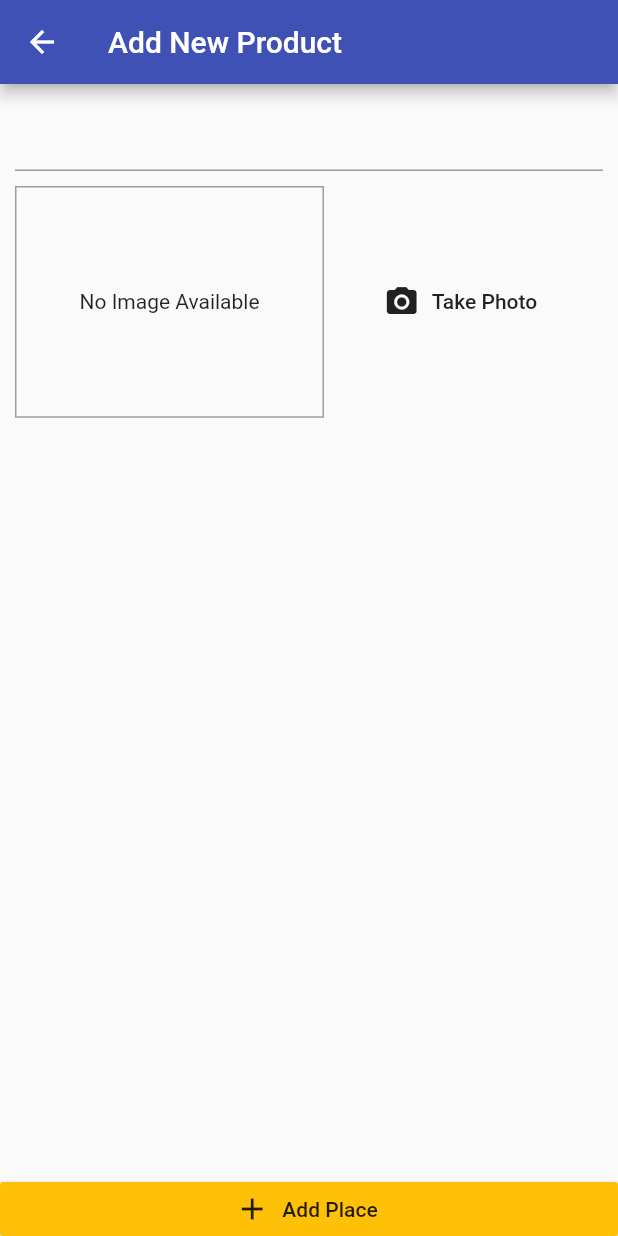
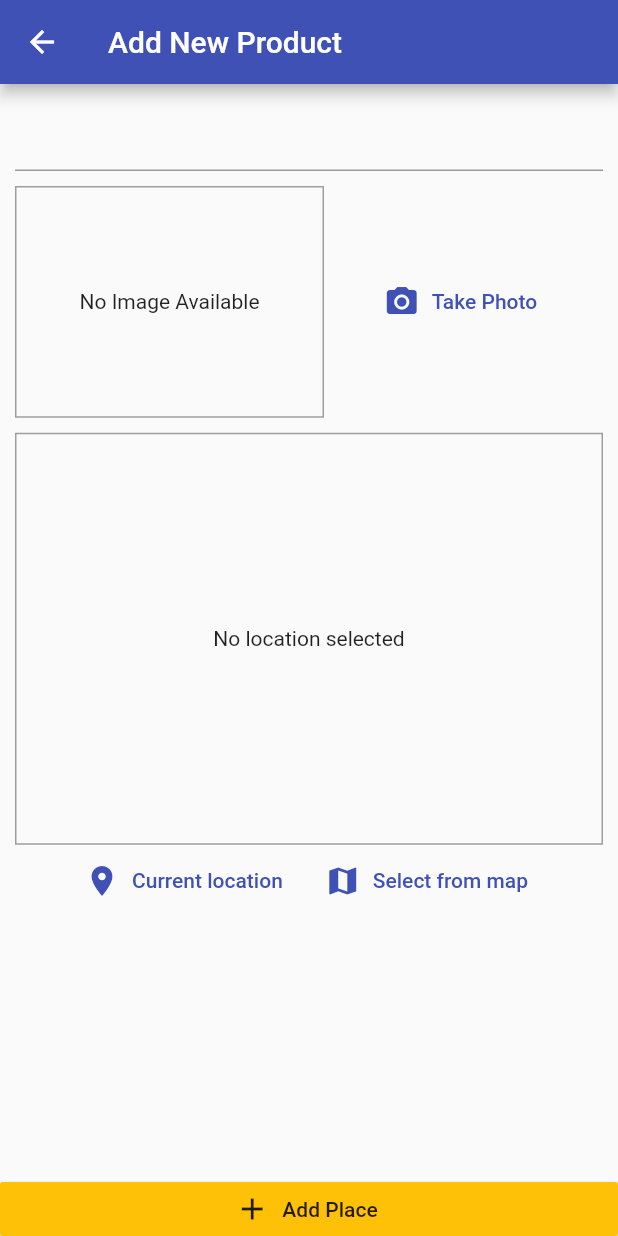
Before and after one commit to daninikkhah/great_places_app, a Flutter app: the AddPlaceScreen screen opened by its route, on a phone screen of 412 x 824 dp. Run offline on Flutter 3.47's test engine with Material 2 defaults, Android fonts, the phone set to English and light mode, and no system bars; our stand-ins replace image_picker, sqflite; accounts and stored records are empty.

Commit message:
LocationInput widget added

```diff
--- a/lib/screens/add_place_screen.dart
+++ b/lib/screens/add_place_screen.dart
@@ -3,6 +3,7 @@ import 'package:flutter/material.dart';
 import 'package:provider/provider.dart';
 import 'package:great_places_app/providers/places.dart';
 import '../widgets/image_input.dart';
+import '../widgets/location_input.dart';
 
 class AddPlaceScreen extends StatefulWidget {
   static const String route = 'AddPlaceScreen';
@@ -45,6 +46,8 @@ class _AddPlaceScreenState extends State<AddPlaceScreen> {
                     ),
                     const SizedBox(height: 10),
                     ImageInput(_getImage),
+                    const SizedBox(height: 10),
+                    LocationInput(),
                   ],
                 ),
               ),
--- a/lib/widgets/image_input.dart
+++ b/lib/widgets/image_input.dart
@@ -55,8 +55,14 @@ class _ImageInputState extends State<ImageInput> {
         Expanded(
           child: FlatButton.icon(
             onPressed: _takePicture,
-            icon: const Icon(Icons.camera_alt),
-            label: const Text('Take Photo'),
+            icon: Icon(
+              Icons.camera_alt,
+              color: Theme.of(context).primaryColor,
+            ),
+            label: Text(
+              'Take Photo',
+              style: TextStyle(color: Theme.of(context).primaryColor),
+            ),
           ),
         ),
       ],
--- /dev/null
+++ b/lib/widgets/location_input.dart
@@ -0,0 +1,62 @@
+import 'package:flutter/material.dart';
+
+class LocationInput extends StatefulWidget {
+  @override
+  _LocationInputState createState() => _LocationInputState();
+}
+
+class _LocationInputState extends State<LocationInput> {
+  String _previewImageUrl;
+
+  @override
+  Widget build(BuildContext context) {
+    return Column(
+      children: [
+        Container(
+          alignment: Alignment.center,
+          height: MediaQuery.of(context).size.height / 3,
+          width: double.infinity,
+          decoration:
+              BoxDecoration(border: Border.all(color: Colors.grey, width: 1)),
+          child: _previewImageUrl == null
+              ? Text(
+                  'No location selected',
+                  textAlign: TextAlign.center,
+                )
+              : Image.network(
+                  _previewImageUrl,
+                  fit: BoxFit.cover,
+                  width: double.infinity,
+                ),
+        ),
+        Row(
+          mainAxisAlignment: MainAxisAlignment.center,
+          children: [
+            FlatButton.icon(
+              onPressed: () {},
+              icon: Icon(
+                Icons.location_on,
+                color: Theme.of(context).primaryColor,
+              ),
+              label: Text(
+                'Current location',
+                style: TextStyle(color: Theme.of(context).primaryColor),
+              ),
+            ),
+            FlatButton.icon(
+              onPressed: () {},
+              icon: Icon(
+                Icons.map,
+                color: Theme.of(context).primaryColor,
+              ),
+              label: Text(
+                'Select from map',
+                style: TextStyle(color: Theme.of(context).primaryColor),
+              ),
+            ),
+          ],
+        )
+      ],
+    );
+  }
+}
--- a/pubspec.yaml
+++ b/pubspec.yaml
@@ -29,6 +29,7 @@ dependencies:
   path_provider: ^1.6.14
   path: ^1.7.0
   sqflite: ^1.3.1
+  location: ^3.0.2
 
 
   # The following adds the Cupertino Icons font to your application.
```
Also changed, not shown: pubspec.lock.
